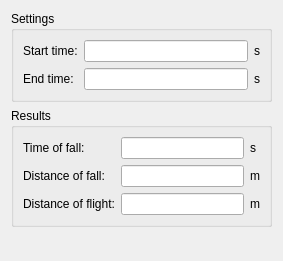
Before: the Qt Designer form src/performanceform.ui in flysight/flysight-viewer-qt, drawn with Qt 5.
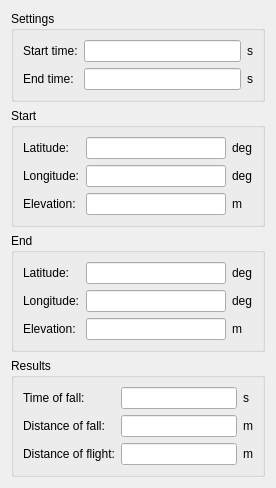
After: the same form once the commit is applied.

Commit message: Add intermediate values to record scoring

The edit to the form file:
```diff
--- a/src/performanceform.ui
+++ b/src/performanceform.ui
@@ -6,8 +6,8 @@
    <rect>
     <x>0</x>
     <y>0</y>
-    <width>283</width>
-    <height>261</height>
+    <width>276</width>
+    <height>452</height>
    </rect>
   </property>
   <property name="windowTitle">
@@ -57,6 +57,150 @@
      </layout>
     </widget>
    </item>
+   <item>
+    <widget class="QGroupBox" name="groupBox_3">
+     <property name="title">
+      <string>Start</string>
+     </property>
+     <layout class="QGridLayout" name="gridLayout_3">
+      <item row="0" column="0">
+       <widget class="QLabel" name="label_6">
+        <property name="text">
+         <string>Latitude:</string>
+        </property>
+       </widget>
+      </item>
+      <item row="0" column="1">
+       <widget class="QLineEdit" name="startLatEdit">
+        <property name="readOnly">
+         <bool>true</bool>
+        </property>
+       </widget>
+      </item>
+      <item row="0" column="2">
+       <widget class="QLabel" name="label_12">
+        <property name="text">
+         <string>deg</string>
+        </property>
+       </widget>
+      </item>
+      <item row="1" column="0">
+       <widget class="QLabel" name="label_7">
+        <property name="text">
+         <string>Longitude:</string>
+        </property>
+       </widget>
+      </item>
+      <item row="1" column="1">
+       <widget class="QLineEdit" name="startLonEdit">
+        <property name="readOnly">
+         <bool>true</bool>
+        </property>
+       </widget>
+      </item>
+      <item row="1" column="2">
+       <widget class="QLabel" name="label_13">
+        <property name="text">
+         <string>deg</string>
+        </property>
+       </widget>
+      </item>
+      <item row="2" column="0">
+       <widget class="QLabel" name="label_8">
+        <property name="text">
+         <string>Elevation:</string>
+        </property>
+       </widget>
+      </item>
+      <item row="2" column="1">
+       <widget class="QLineEdit" name="startElevEdit">
+        <property name="readOnly">
+         <bool>true</bool>
+        </property>
+       </widget>
+      </item>
+      <item row="2" column="2">
+       <widget class="QLabel" name="label_14">
+        <property name="text">
+         <string>m</string>
+        </property>
+       </widget>
+      </item>
+     </layout>
+    </widget>
+   </item>
+   <item>
+    <widget class="QGroupBox" name="groupBox_4">
+     <property name="title">
+      <string>End</string>
+     </property>
+     <layout class="QGridLayout" name="gridLayout_4">
+      <item row="0" column="0">
+       <widget class="QLabel" name="label_9">
+        <property name="text">
+         <string>Latitude:</string>
+        </property>
+       </widget>
+      </item>
+      <item row="0" column="1">
+       <widget class="QLineEdit" name="endLatEdit">
+        <property name="readOnly">
+         <bool>true</bool>
+        </property>
+       </widget>
+      </item>
+      <item row="0" column="2">
+       <widget class="QLabel" name="label_15">
+        <property name="text">
+         <string>deg</string>
+        </property>
+       </widget>
+      </item>
+      <item row="1" column="0">
+       <widget class="QLabel" name="label_10">
+        <property name="text">
+         <string>Longitude:</string>
+        </property>
+       </widget>
+      </item>
+      <item row="1" column="1">
+       <widget class="QLineEdit" name="endLonEdit">
+        <property name="readOnly">
+         <bool>true</bool>
+        </property>
+       </widget>
+      </item>
+      <item row="1" column="2">
+       <widget class="QLabel" name="label_16">
+        <property name="text">
+         <string>deg</string>
+        </property>
+       </widget>
+      </item>
+      <item row="2" column="0">
+       <widget class="QLabel" name="label_11">
+        <property name="text">
+         <string>Elevation:</string>
+        </property>
+       </widget>
+      </item>
+      <item row="2" column="1">
+       <widget class="QLineEdit" name="endElevEdit">
+        <property name="readOnly">
+         <bool>true</bool>
+        </property>
+       </widget>
+      </item>
+      <item row="2" column="2">
+       <widget class="QLabel" name="label_17">
+        <property name="text">
+         <string>m</string>
+        </property>
+       </widget>
+      </item>
+     </layout>
+    </widget>
+   </item>
    <item>
     <widget class="QGroupBox" name="groupBox_2">
      <property name="title">
@@ -137,7 +281,7 @@
      <property name="sizeHint" stdset="0">
       <size>
        <width>20</width>
-       <height>44</height>
+       <height>13</height>
       </size>
      </property>
     </spacer>
```
Left out of the diff: 2 changed lines with no effect on the pictures. The commit also changes 2 other files.
